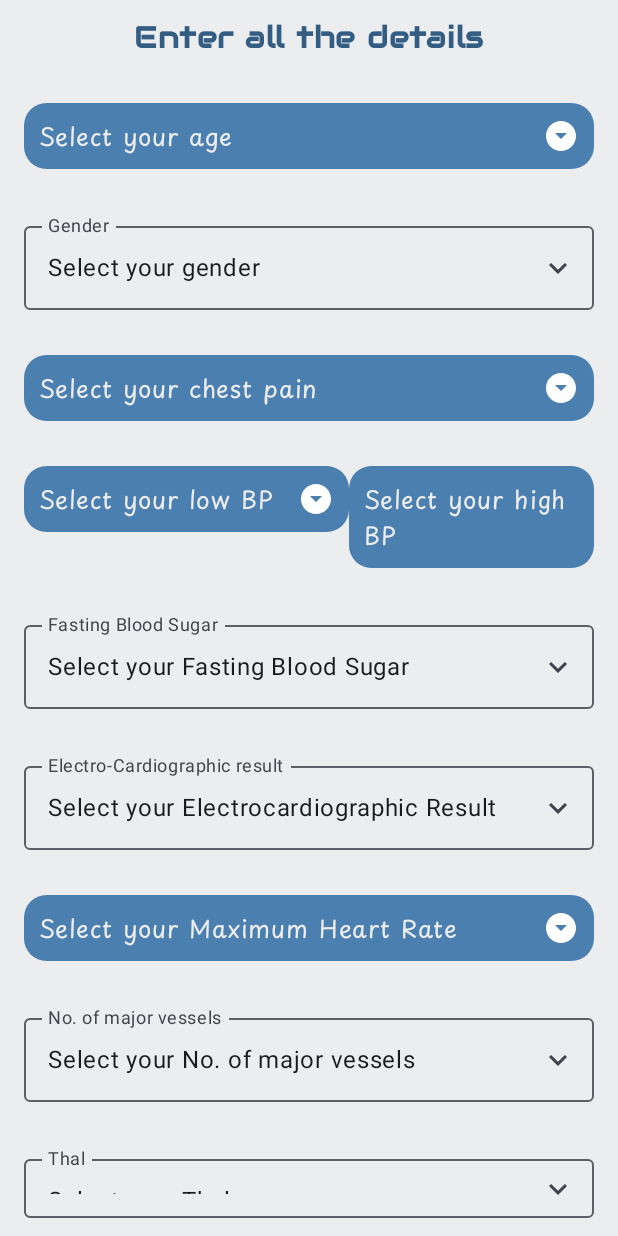
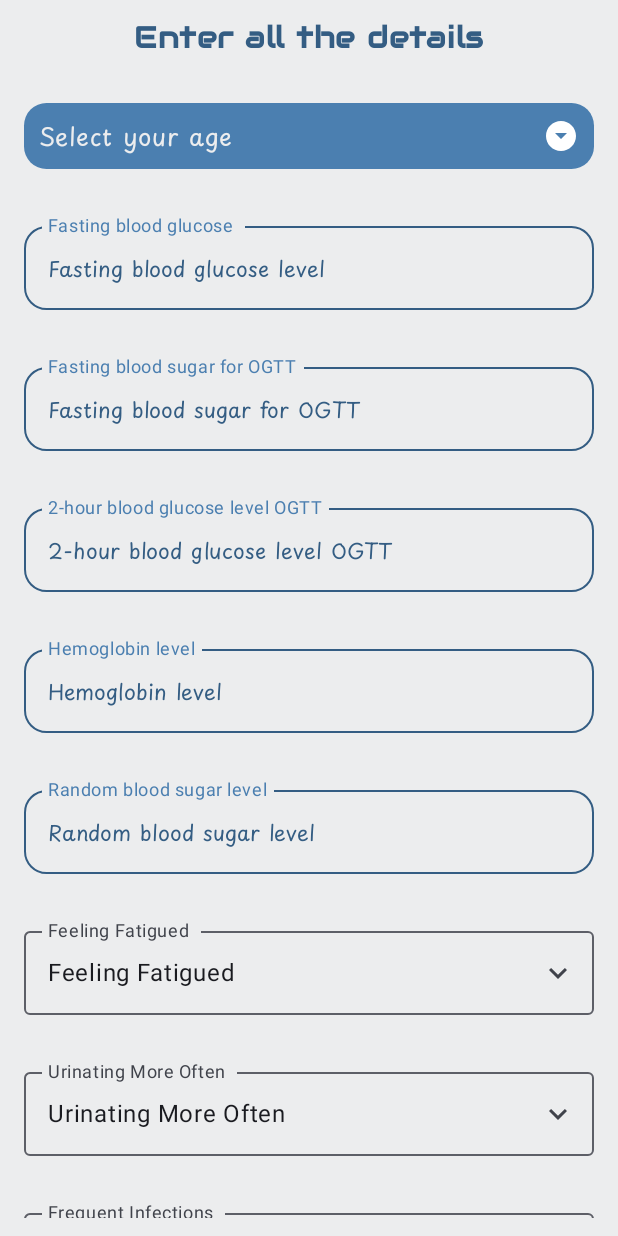
Before and after one commit to glitched-sudhanshu/HealthAnalyzerTracker, an Android app built with Jetpack Compose: the DiabetesScreen screen opened through its navigation route, on a phone screen of 412 x 824 dp. Run offline under Robolectric (Android 15) with nearby library versions, the light colour scheme and no system bars; our stand-ins replace constraintlayout-compose; network calls fail; 1 statement that could not run was skipped.

Commit message:
diabetes screen

```diff
--- a/app/src/main/java/com/example/healthanalyzertracker/ui/screens/DiabetesScreen.kt
+++ b/app/src/main/java/com/example/healthanalyzertracker/ui/screens/DiabetesScreen.kt
@@ -1,16 +1,19 @@
 package com.example.healthanalyzertracker.ui.screens
 
+import android.widget.Toast
 import androidx.compose.foundation.background
-import androidx.compose.foundation.layout.Arrangement
+import androidx.compose.foundation.clickable
+import androidx.compose.foundation.interaction.MutableInteractionSource
 import androidx.compose.foundation.layout.Column
-import androidx.compose.foundation.layout.Row
 import androidx.compose.foundation.layout.Spacer
 import androidx.compose.foundation.layout.fillMaxSize
 import androidx.compose.foundation.layout.fillMaxWidth
 import androidx.compose.foundation.layout.height
 import androidx.compose.foundation.layout.padding
-import androidx.compose.foundation.layout.wrapContentHeight
-import androidx.compose.foundation.layout.wrapContentWidth
+import androidx.compose.foundation.rememberScrollState
+import androidx.compose.foundation.shape.RoundedCornerShape
+import androidx.compose.foundation.verticalScroll
+import androidx.compose.material.ripple.rememberRipple
 import androidx.compose.material3.Text
 import androidx.compose.runtime.Composable
 import androidx.compose.runtime.getValue
@@ -19,66 +22,66 @@ import androidx.compose.runtime.remember
 import androidx.compose.runtime.setValue
 import androidx.compose.ui.Alignment
 import androidx.compose.ui.Modifier
+import androidx.compose.ui.graphics.Color
+import androidx.compose.ui.platform.LocalContext
 import androidx.compose.ui.text.font.FontWeight
+import androidx.compose.ui.text.style.TextAlign
 import androidx.compose.ui.tooling.preview.Preview
 import androidx.compose.ui.unit.dp
 import androidx.compose.ui.unit.sp
 import com.example.healthanalyzertracker.ui.components.BottomSheet
 import com.example.healthanalyzertracker.ui.components.BottomSheetDropDown
 import com.example.healthanalyzertracker.ui.components.CustomDropDownMenu
+import com.example.healthanalyzertracker.ui.components.InputField
 import com.example.healthanalyzertracker.ui.theme.AudioWideFont
 import com.example.healthanalyzertracker.ui.theme.BackgroundGrey
 import com.example.healthanalyzertracker.ui.theme.DarkPaleBlue
+import com.example.healthanalyzertracker.ui.theme.LightPaleBlue
+import kotlinx.coroutines.CoroutineScope
+import kotlinx.coroutines.Dispatchers
+import kotlinx.coroutines.delay
+import kotlinx.coroutines.launch
 
 @Composable
 fun DiabetesScreen() {
+  val context = LocalContext.current
   var showAgeBottomSheet by remember { mutableStateOf(false) }
-  var showPainBottomSheet by remember { mutableStateOf(false) }
-  var showHighBpBottomSheet by remember { mutableStateOf(false) }
-  var showLowBpBottomSheet by remember { mutableStateOf(false) }
-  var showMaxHeartRateBottomSheet by remember { mutableStateOf(false) }
   var ageString by remember {
     mutableStateOf("Select your age")
   }
-  var gender by remember {
-    mutableStateOf("Select your gender")
+  var fsg by remember {
+    mutableStateOf("")
   }
-  var painString by remember {
-    mutableStateOf("Select your chest pain")
+  var ogttFsg by remember {
+    mutableStateOf("")
   }
-  var highBpString by remember {
-    mutableStateOf("Select your high BP")
+  var ogtt2Fsg by remember {
+    mutableStateOf("")
   }
-  var lowBpString by remember {
-    mutableStateOf("Select your low BP")
+  var heamo by remember {
+    mutableStateOf("")
   }
-  var fastingBloodSugar by remember {
-    mutableStateOf("Select your Fasting Blood Sugar")
+  var randomBloodSugar by remember {
+    mutableStateOf("")
   }
-  var cardiographicResult by remember {
-    mutableStateOf("Select your Electrocardiographic Result")
+  var feelingFatigued by remember {
+    mutableStateOf("Feeling Fatigued")
   }
-  var maxHeartRateString by remember {
-    mutableStateOf("Select your Maximum Heart Rate")
+  var urinatingMoreOften by remember {
+    mutableStateOf("Urinating More Often")
   }
-  var majorVessels by remember {
-    mutableStateOf("Select your No. of major vessels")
-  }
-  var thal by remember {
-    mutableStateOf("Select your Thal")
+  var frequentInfections by remember {
+    mutableStateOf("Frequent Infections")
   }
   var age = 0
-  var chestPain = 0
-  var highBp = 0
-  var lowBp = 0
-  var maxHeartRate = 0
 
   Column(
     horizontalAlignment = Alignment.CenterHorizontally,
     modifier = Modifier
       .background(color = BackgroundGrey)
       .padding(horizontal = 16.dp, vertical = 12.dp)
-      .fillMaxSize(),
+      .fillMaxSize()
+      .verticalScroll(rememberScrollState()),
   ) {
     if (showAgeBottomSheet) {
       BottomSheet(
@@ -90,33 +93,6 @@ fun DiabetesScreen() {
           age = it.toInt()
         }
       )
-    }
-    if (showPainBottomSheet) {
-      BottomSheet(onDismiss = { showPainBottomSheet = false },
-        minNumValue = 0,
-        maxNumValue = 10,
-        onNumChange = {
-          painString = "Chest pain: $it"
-          chestPain = it.toInt()
-        })
-    }
-    if (showLowBpBottomSheet) {
-      BottomSheet(onDismiss = { showLowBpBottomSheet = false }, onNumChange = {
-        lowBpString = "Low BP: $it bpm"
-        lowBp = it.toInt()
-      }, minNumValue = 50, maxNumValue = 250)
-    }
-    if (showHighBpBottomSheet) {
-      BottomSheet(onDismiss = { showHighBpBottomSheet = false }, onNumChange = {
-        highBpString = "High BP: $it bpm"
-        highBp = it.toInt()
-      }, minNumValue = 50, maxNumValue = 250)
-    }
-    if (showMaxHeartRateBottomSheet) {
-      BottomSheet(onDismiss = { showMaxHeartRateBottomSheet = false }, onNumChange = {
-        maxHeartRateString = "Max Heart Rate: $it bpm"
-        maxHeartRate = it.toInt()
-      }, minNumValue = 10, maxNumValue = 250)
     }
     Text(
       "Enter all the details",
@@ -130,73 +106,129 @@ fun DiabetesScreen() {
       showAgeBottomSheet = true
     }
     Spacer(modifier = Modifier.height(30.dp))
+    InputField(
+      text = "Fasting blood glucose level",
+      label = "Fasting blood glucose ",
+      onTextChange = { fsg = it },
+      modifier = Modifier.fillMaxWidth()
+    )
+    Spacer(modifier = Modifier.height(30.dp))
+    InputField(
+      text = "Fasting blood sugar for OGTT",
+      label = "Fasting blood sugar for OGTT",
+      onTextChange = { ogttFsg = it },
+      modifier = Modifier.fillMaxWidth()
+    )
+    Spacer(modifier = Modifier.height(30.dp))
+    InputField(
+      text = "2-hour blood glucose level OGTT",
+      label = "2-hour blood glucose level OGTT",
+      onTextChange = { ogtt2Fsg = it },
+      modifier = Modifier.fillMaxWidth()
+    )
+    Spacer(modifier = Modifier.height(30.dp))
+    InputField(
+      text = "Hemoglobin level",
+      label = "Hemoglobin level",
+      onTextChange = { heamo = it },
+      modifier = Modifier.fillMaxWidth()
+    )
+    Spacer(modifier = Modifier.height(30.dp))
+    InputField(
+      text = "Random blood sugar level",
+      label = "Random blood sugar level",
+      onTextChange = { randomBloodSugar = it },
+      modifier = Modifier.fillMaxWidth()
+    )
+    Spacer(modifier = Modifier.height(30.dp))
     CustomDropDownMenu(
-      suggestions = listOf("Male", "Female"),
-      selectedText = gender,
-      labelText = "Gender"
+      suggestions = listOf("Yes", "No"),
+      selectedText = feelingFatigued,
+      labelText = "Feeling Fatigued "
     ) {
-      gender = it
-    }
-    Spacer(modifier = Modifier.height(30.dp))
-    BottomSheetDropDown(text = painString, modifier = Modifier.fillMaxWidth()) {
-      showPainBottomSheet = true
-    }
-    Spacer(modifier = Modifier.height(30.dp))
-    Row(horizontalArrangement = Arrangement.SpaceBetween, modifier = Modifier.fillMaxWidth()) {
-      BottomSheetDropDown(text = lowBpString, modifier = Modifier
-        .wrapContentWidth()
-        .wrapContentHeight()) {
-        showLowBpBottomSheet = true
-      }
-      Spacer(modifier = Modifier.height(30.dp))
-      BottomSheetDropDown(text = highBpString, modifier = Modifier
-        .wrapContentWidth()
-        .wrapContentHeight()) {
-        showHighBpBottomSheet = true
-      }
+      feelingFatigued = it
     }
     Spacer(modifier = Modifier.height(30.dp))
     CustomDropDownMenu(
-      suggestions = listOf(">120 mg/dl", "<120 mg/dl"),
-      selectedText = fastingBloodSugar,
-      labelText = "Fasting Blood Sugar"
+      suggestions = listOf("Yes", "No"),
+      selectedText = urinatingMoreOften,
+      labelText = "Urinating More Often "
     ) {
-      fastingBloodSugar = it
+      urinatingMoreOften = it
     }
     Spacer(modifier = Modifier.height(30.dp))
     CustomDropDownMenu(
-      suggestions = listOf("0", "1", "2"),
-      selectedText = cardiographicResult,
-      labelText = "Electro-Cardiographic result"
+      suggestions = listOf("Yes", "No"),
+      selectedText = frequentInfections,
+      labelText = "Frequent Infections "
     ) {
-      cardiographicResult = it
+      frequentInfections = it
     }
     Spacer(modifier = Modifier.height(30.dp))
-    BottomSheetDropDown(text = maxHeartRateString, modifier = Modifier.fillMaxWidth()) {
-      showMaxHeartRateBottomSheet = true
-    }
     Spacer(modifier = Modifier.height(30.dp))
-    CustomDropDownMenu(
-      suggestions = listOf("0", "1", "2", "3"),
-      selectedText = majorVessels,
-      labelText = "No. of major vessels"
-    ) {
-      majorVessels = it
-    }
-    Spacer(modifier = Modifier.height(30.dp))
-    CustomDropDownMenu(
-      suggestions = listOf("Normal", "Fixed Defect"),
-      selectedText = thal,
-      labelText = "Thal"
-    ) {
-      thal = it
-    }
+    Text(
+      text = "Submit",
+      modifier = Modifier
+        .fillMaxWidth()
+        .align(Alignment.CenterHorizontally)
+        .background(color = LightPaleBlue, RoundedCornerShape(15.dp))
+        .clickable(
+          onClick = {
+            if (!checkIfValid(
+                age = age,
+                fsg = fsg,
+                ogttFsg = ogttFsg,
+                ogtt2Fsg = ogtt2Fsg,
+                heamo = heamo,
+                randomBs = randomBloodSugar,
+                feelingFatigued = feelingFatigued,
+                urinatingMoreOften = urinatingMoreOften,
+                frequentInfections = frequentInfections,
+              )
+            ) {
+              Toast
+                .makeText(context, "Fill all fields!", Toast.LENGTH_LONG)
+                .show()
+            } else CoroutineScope(Dispatchers.Main).launch {
+              delay(5000)
+              Toast
+                .makeText(
+                  context,
+                  "Error while calling API. Something went wrong!",
+                  Toast.LENGTH_LONG
+                )
+                .show()
+            }
+          },
+          interactionSource = remember { MutableInteractionSource() },
+          indication = rememberRipple(bounded = true)
+        )
+        .padding(vertical = 10.dp),
+      fontFamily = AudioWideFont.fontFamily,
+      textAlign = TextAlign.Center,
+      fontWeight = FontWeight.Bold,
+      color = Color.White,
+    )
   }
+}
+
+private fun checkIfValid(
+  age: Int,
+  fsg: String,
+  ogttFsg: String,
+  ogtt2Fsg: String,
+  heamo: String,
+  randomBs: String,
+  feelingFatigued: String,
+  urinatingMoreOften: String,
+  frequentInfections: String,
+): Boolean {
+  if (fsg.isBlank() || ogttFsg.isBlank() || ogtt2Fsg.isBlank() || heamo.isBlank() || randomBs.isBlank() || feelingFatigued == "Feeling Fatigued" || urinatingMoreOften == "Urinating More Often" || frequentInfections == "Frequent Infections" || age == 0) return false
+  return true
 }
 
 @Preview
 @Composable
-fun PreviewDiabetesScreen()
-{
+fun PreviewDiabetesScreen() {
   DiabetesScreen()
 }
--- a/app/src/main/java/com/example/healthanalyzertracker/ui/screens/LiverScreen.kt
+++ b/app/src/main/java/com/example/healthanalyzertracker/ui/screens/LiverScreen.kt
@@ -225,6 +225,7 @@ fun LiverScreen() {
       hepatitisC = it
     }
     Spacer(modifier = Modifier.height(30.dp))
+    Spacer(modifier = Modifier.height(30.dp))
     Text(
       text = "Submit",
       modifier = Modifier
@@ -233,7 +234,7 @@ fun LiverScreen() {
         .background(color = LightPaleBlue, RoundedCornerShape(15.dp))
         .clickable(
           onClick = {
-            if (!checkIfValids(
+            if (!checkIfValid(
                 age = age,
                 alt = alt,
                 ast = ast,
@@ -277,7 +278,7 @@ fun LiverScreen() {
   }
 }
 
-private fun checkIfValids(
+private fun checkIfValid(
   age: Int,
   alt: String,
   ast: String,
```
